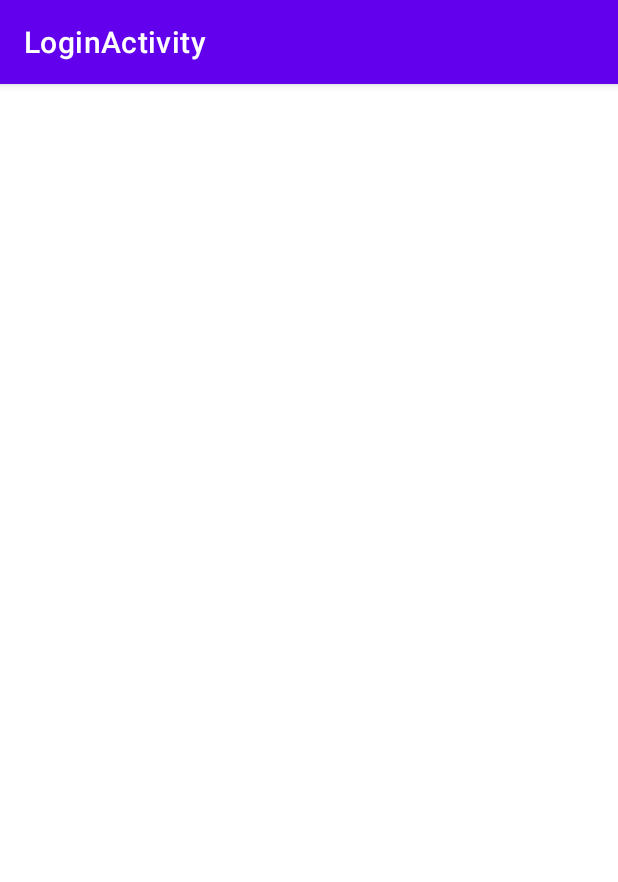
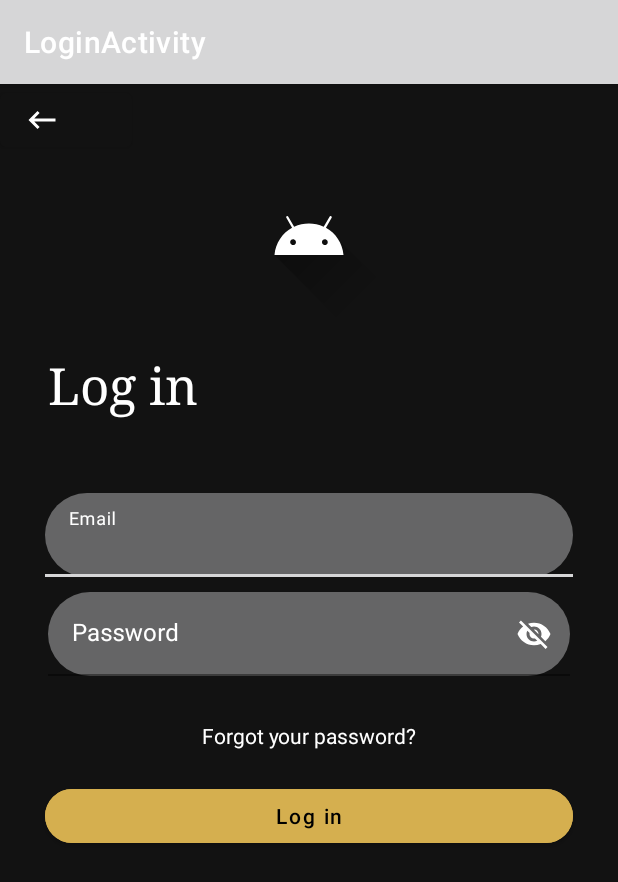
Before and after one commit to lucashusa079/Seshat-Katherin-Lucas, an Android app: the LoginActivity screen opened directly, with no data from a screen before it, on a phone screen of 412 x 824 dp. Shown: the top 882 px of the screen. Run offline under Robolectric (Android 15) with nearby library versions, the phone set to English and light mode, and no system bars.

Commit message:
layout login y register

```diff
--- a/app/build.gradle.kts
+++ b/app/build.gradle.kts
@@ -37,9 +37,6 @@ android {
 
 dependencies {
 
-    implementation("com.squareup.retrofit2:retrofit:2.9.0")
-    implementation("com.squareup.retrofit2:converter-gson:2.9.0")
-
     implementation(libs.appcompat)
     implementation(libs.material)
     implementation(libs.constraintlayout)
@@ -49,7 +46,7 @@ dependencies {
     implementation(libs.navigation.ui)
     implementation(libs.annotation)
     implementation(libs.activity)
-    implementation(libs.firebase.firestore)
+    implementation(libs.firebase.auth)
     testImplementation(libs.junit)
     androidTestImplementation(libs.ext.junit)
     androidTestImplementation(libs.espresso.core)
--- a/app/src/main/AndroidManifest.xml
+++ b/app/src/main/AndroidManifest.xml
@@ -12,6 +12,9 @@
         android:supportsRtl="true"
         android:theme="@style/Theme.Sashat"
         tools:targetApi="31">
+        <activity
+            android:name=".ui.register.RegisterActivity"
+            android:exported="false" />
         <activity
             android:name=".ui.login.LoginActivity"
             android:exported="false"
--- /dev/null
+++ b/app/src/main/res/drawable/back.xml
@@ -0,0 +1,5 @@
+<vector xmlns:android="http://schemas.android.com/apk/res/android" android:autoMirrored="true" android:height="24dp" android:tint="#FFFFFF" android:viewportHeight="24" android:viewportWidth="24" android:width="24dp">
+
+    <path android:fillColor="@android:color/white" android:pathData="M21,11H6.83l3.58,-3.59L9,6l-6,6 6,6 1.41,-1.41L6.83,13H21z"/>
+
+</vector>
--- /dev/null
+++ b/app/src/main/res/drawable/login.xml
@@ -0,0 +1,8 @@
+<?xml version="1.0" encoding="utf-8"?>
+<shape xmlns:android="http://schemas.android.com/apk/res/android"
+    android:shape="rectangle">
+
+    <solid android:color="@color/fondo"/>
+    <corners android:radius="90dp"/>
+    <stroke android:color="@color/white"/>
+</shape>
--- a/app/src/main/res/layout/activity_login.xml
+++ b/app/src/main/res/layout/activity_login.xml
@@ -5,6 +5,114 @@
     android:id="@+id/main"
     android:layout_width="match_parent"
     android:layout_height="match_parent"
+    android:background="@color/negro_carbon"
     tools:context=".ui.login.LoginActivity">
 
+    <com.google.android.material.textfield.TextInputLayout
+        android:id="@+id/tfEmail"
+        android:layout_width="match_parent"
+        android:layout_height="wrap_content"
+        android:layout_marginStart="30dp"
+        android:layout_marginTop="50dp"
+        android:layout_marginEnd="30dp"
+        android:hint="@string/email"
+        android:textColorHint="@color/white"
+        app:hintTextColor="@color/white"
+        app:layout_constraintEnd_toEndOf="parent"
+        app:layout_constraintStart_toStartOf="parent"
+        app:layout_constraintTop_toBottomOf="@+id/tvLogin">
+
+        <com.google.android.material.textfield.TextInputEditText
+            android:id="@+id/etEmail"
+            android:layout_width="match_parent"
+            android:layout_height="wrap_content"
+            android:background="@drawable/login"
+            android:textColor="@color/white"
+            android:textColorHint="@color/white" />
+    </com.google.android.material.textfield.TextInputLayout>
+
+    <com.google.android.material.textfield.TextInputLayout
+        android:id="@+id/tfPasswd1"
+        android:layout_width="match_parent"
+        android:layout_height="wrap_content"
+        android:layout_marginStart="32dp"
+        android:layout_marginTop="10dp"
+        android:layout_marginEnd="32dp"
+        android:hint="@string/password"
+        android:textColorHint="@color/white"
+        app:endIconMode="password_toggle"
+        app:endIconTint="@color/white"
+        app:hintTextColor="@color/white"
+        app:layout_constraintEnd_toEndOf="parent"
+        app:layout_constraintStart_toStartOf="parent"
+        app:layout_constraintTop_toBottomOf="@+id/tfEmail">
+
+        <com.google.android.material.textfield.TextInputEditText
+            android:id="@+id/etPassword"
+            android:layout_width="match_parent"
+            android:layout_height="wrap_content"
+            android:background="@drawable/login"
+            android:textColor="@color/white"
+            android:textColorHint="@color/white" />
+    </com.google.android.material.textfield.TextInputLayout>
+
+    <TextView
+        android:id="@+id/tvLogin"
+        android:layout_width="0dp"
+        android:layout_height="wrap_content"
+        android:layout_marginStart="32dp"
+        android:layout_marginTop="20dp"
+        android:fontFamily="serif"
+        android:text="@string/log_in"
+        android:textAppearance="@style/TextAppearance.AppCompat.Display1"
+        android:textColor="@color/white"
+        app:layout_constraintStart_toStartOf="parent"
+        app:layout_constraintTop_toBottomOf="@+id/ivLogo" />
+
+    <TextView
+        android:id="@+id/tvForgotPassword"
+        android:layout_width="wrap_content"
+        android:layout_height="wrap_content"
+        android:layout_marginTop="30dp"
+        android:text="@string/forgoPassword"
+        android:textColor="#FFFFFF"
+        app:layout_constraintEnd_toEndOf="parent"
+        app:layout_constraintStart_toStartOf="parent"
+        app:layout_constraintTop_toBottomOf="@+id/tfPasswd1" />
+
+    <Button
+        android:id="@+id/btnLogin"
+        android:layout_width="0dp"
+        android:layout_height="wrap_content"
+        android:layout_marginStart="30dp"
+        android:layout_marginTop="20dp"
+        android:layout_marginEnd="30dp"
+        android:backgroundTint="@color/ambar"
+        android:text="@string/log_in"
+        android:textAllCaps="false"
+        android:textColor="@color/black"
+        app:cornerRadius="90dp"
+        app:layout_constraintEnd_toEndOf="parent"
+        app:layout_constraintStart_toStartOf="parent"
+        app:layout_constraintTop_toBottomOf="@+id/tvForgotPassword" />
+
+    <ImageView
+        android:id="@+id/ivLogo"
+        android:layout_width="wrap_content"
+        android:layout_height="wrap_content"
+        android:layout_marginTop="50dp"
+        app:layout_constraintEnd_toEndOf="parent"
+        app:layout_constraintStart_toStartOf="parent"
+        app:layout_constraintTop_toTopOf="parent"
+        app:srcCompat="@drawable/ic_launcher_foreground" />
+
+    <Button
+        android:id="@+id/btnBack"
+        android:layout_width="wrap_content"
+        android:layout_height="wrap_content"
+        android:backgroundTint="@color/negro_carbon"
+        app:icon="@drawable/back"
+        app:layout_constraintStart_toStartOf="parent"
+        app:layout_constraintTop_toTopOf="parent" />
+
 </androidx.constraintlayout.widget.ConstraintLayout>
--- a/app/src/main/res/values/colors.xml
+++ b/app/src/main/res/values/colors.xml
@@ -1,10 +1,11 @@
 <?xml version="1.0" encoding="utf-8"?>
 <resources>
-    <color name="purple_200">#FFBB86FC</color>
-    <color name="purple_500">#FF6200EE</color>
+    <color name="negro_carbon">#121212</color>
+    <color name="ambar">#D5AF4F</color>
     <color name="purple_700">#FF3700B3</color>
     <color name="teal_200">#FF03DAC5</color>
     <color name="teal_700">#FF018786</color>
     <color name="black">#FF000000</color>
-    <color name="white">#FFFFFFFF</color>
+    <color name="fondo">#656566</color>
+    <color name="white">#FFFFFF</color>
 </resources>
```
Also changed, not shown: app/src/main/java/com/lucas/sashat/BookResponse.java (deleted, +0 -61 lines), app/src/main/java/com/lucas/sashat/GoogleBooksApiService.java (deleted, +0 -13 lines), app/src/main/java/com/lucas/sashat/MainActivity.java (+2 -10 lines), app/src/main/java/com/lucas/sashat/RetrofitClient.java (deleted, +0 -19 lines), app/src/main/java/com/lucas/sashat/firebase/FirebaseFirestoreHelper.java (deleted, +0 -133 lines), app/src/main/java/com/lucas/sashat/ui/register/RegisterActivity.java (added, +26 -0 lines), app/src/main/res/layout/activity_register.xml (added, +154 -0 lines), app/src/main/res/values/strings.xml (+16 -16 lines).
